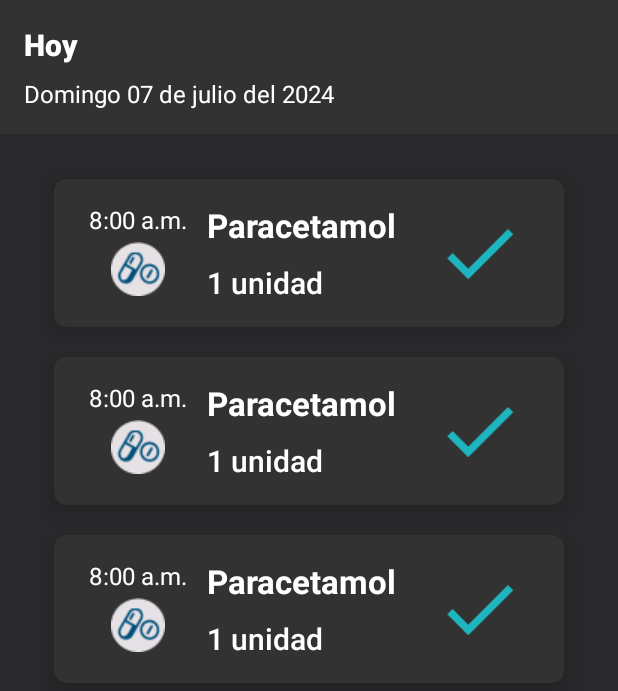
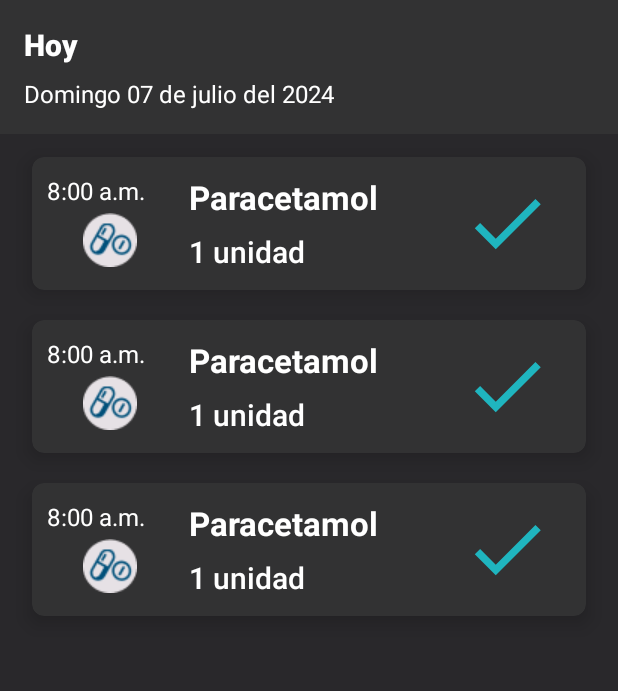
Before and after one commit to ANAISBT/PillPop, an Android app: the layout fragment_inicio.xml on its own in the app's theme, with its tools: preview values and no code run, on a phone screen of 412 x 824 dp. Shown: the top 691 px of the screen. Run offline under Robolectric (Android 15) with nearby library versions, the light colour scheme and no system bars; network calls fail.

Commit message:
funciona lo de tomar pastilla

```diff
--- a/app/src/main/java/com/example/pillpop/InicioFragment.kt
+++ b/app/src/main/java/com/example/pillpop/InicioFragment.kt
@@ -111,7 +111,7 @@ class InicioFragment : Fragment() {
                     adapter = MedicamentoAdapter(medicamentosList)
                     adapter.setOnItemClickListener { medicamentoId ->
                         // Manejar el clic en el medicamento
-                        val intent = Intent(context, TomaIndicacionView::class.java).apply {
+                        val intent = Intent(requireContext(), TomaIndicacionView::class.java).apply {
                             putExtra("ID_MEDICAMENTO", medicamentoId) // Pasa el ID del medicamento
                         }
                         startActivity(intent) // Inicia la actividad de indicaciones
--- a/app/src/main/res/layout/fragment_inicio.xml
+++ b/app/src/main/res/layout/fragment_inicio.xml
@@ -52,7 +52,7 @@
         <androidx.recyclerview.widget.RecyclerView
             android:id="@+id/ListMedicamentosHoy"
             android:layout_width="match_parent"
-            android:layout_margin="20dp"
+            android:layout_margin="5dp"
             android:layout_height="0dp"
             android:layout_weight="1"
             tools:listitem="@layout/item_medicamento"/>
--- a/app/src/main/res/layout/item_medicamento.xml
+++ b/app/src/main/res/layout/item_medicamento.xml
@@ -18,10 +18,10 @@
         android:layout_gravity="center"
         android:orientation="horizontal"
         android:paddingVertical="6dp"
-        android:layout_marginTop="10dp"
-        android:layout_marginBottom="10dp"
-        android:layout_marginLeft="20dp"
-        android:layout_marginRight="20dp"
+        android:layout_marginTop="5dp"
+        android:layout_marginBottom="5dp"
+        android:layout_marginLeft="10dp"
+        android:layout_marginRight="10dp"
         android:gravity="center_vertical">
 
         <LinearLayout
@@ -32,12 +32,12 @@
 
             <TextView
                 android:id="@+id/horaPastilla"
-                android:layout_width="wrap_content"
+                android:layout_width="match_parent"
                 android:layout_height="0dp"
+                android:layout_gravity="center"
+                android:layout_weight="1"
                 android:fontFamily="sans-serif-thin"
-                android:layout_weight="1"
                 android:text="8:00 a.m."
-                android:layout_gravity="center"
                 android:textColor="@color/white"
                 android:textSize="16sp"
                 android:textStyle="bold" />
@@ -63,7 +63,6 @@
                 android:layout_width="wrap_content"
                 android:layout_height="wrap_content"
                 android:text="Paracetamol"
-
                 android:textColor="@color/white"
                 android:textSize="22sp"
                 android:textStyle="bold" />
@@ -73,7 +72,7 @@
                 android:id="@+id/dosisPastilla"
                 android:layout_width="wrap_content"
                 android:layout_height="wrap_content"
-                android:layout_marginTop="10dp"
+                android:layout_marginTop="8dp"
                 android:fontFamily="sans-serif-medium"
                 android:text="1 unidad"
                 android:textAlignment="viewStart"
```
Also changed, not shown: app/src/main/java/com/example/pillpop/TomaIndicacionView.kt (+10 -4 lines).
